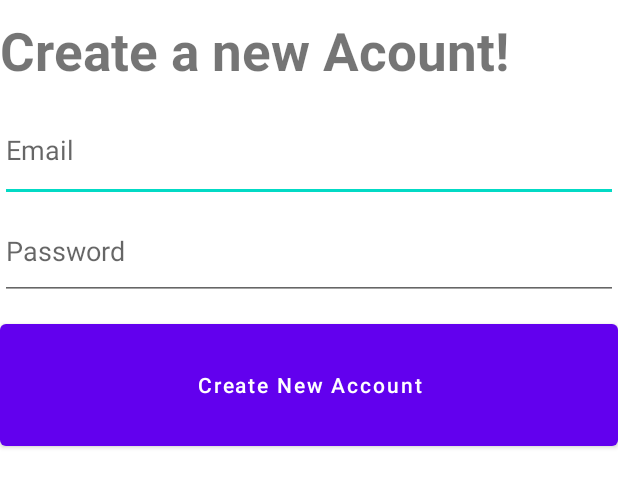
After one commit to crawlive/RowdyHacksProject, an Android app: the layout activity_signup.xml on its own in the app's theme, with its tools: preview values and no code run, on a phone screen of 412 x 824 dp. The commit adds this screen. Shown: the top 487 px of the screen. Run offline under Robolectric (Android 15) with nearby library versions, the phone set to English and light mode, and no system bars; Roboto replaces fonts that are not available here.

Commit message:
Signup xml and Activity

```diff
--- a/app/src/main/java/com/example/rowdyhacks/LoginActivity.java
+++ b/app/src/main/java/com/example/rowdyhacks/LoginActivity.java
@@ -31,6 +31,7 @@ public class LoginActivity extends Activity {
                 Log.i(TAG, "onClick login button");
                 String username = userText.getText().toString();
                 String password = pwdText.getText().toString();
+                //prob need to parse the info maybe in the go method or here
                 goMainActivity();
             }
         });
--- /dev/null
+++ b/app/src/main/res/layout/activity_signup.xml
@@ -0,0 +1,45 @@
+<?xml version="1.0" encoding="utf-8"?>
+<LinearLayout xmlns:android="http://schemas.android.com/apk/res/android"
+    xmlns:app="http://schemas.android.com/apk/res-auto"
+    xmlns:tools="http://schemas.android.com/tools"
+    android:layout_width="match_parent"
+    android:layout_height="match_parent"
+    android:layout_gravity="bottom"
+    android:orientation="vertical"
+    tools:context="SignupActivity">
+
+    <TextView
+        android:id="@+id/createnewac"
+        android:layout_width="match_parent"
+        android:layout_height="55dp"
+        android:layout_gravity="center"
+        android:layout_marginTop="10dp"
+        android:textSize="35dp"
+        android:textStyle="bold"
+        tools:text="Create a new Acount!" />
+
+    <EditText
+        android:id="@+id/email"
+        android:layout_width="match_parent"
+        android:layout_height="69dp"
+        android:ems="10"
+        android:hint="Email"
+
+        android:inputType="textEmailAddress" />
+
+    <EditText
+        android:id="@+id/passwd"
+        android:layout_width="match_parent"
+        android:layout_height="65dp"
+        android:ems="10"
+        android:hint="Password" />
+
+    <Button
+        android:id="@+id/logIn"
+        android:layout_width="match_parent"
+        android:layout_height="93dp"
+        android:layout_marginTop="10dp"
+        android:textAllCaps="false"
+        tools:text="Create New Account" />
+
+</LinearLayout>
```
Also changed, not shown: app/src/main/java/com/example/rowdyhacks/SignupActivity.java (added, +45 -0 lines), app/src/main/res/layout/login.xml (+14 -2 lines).
